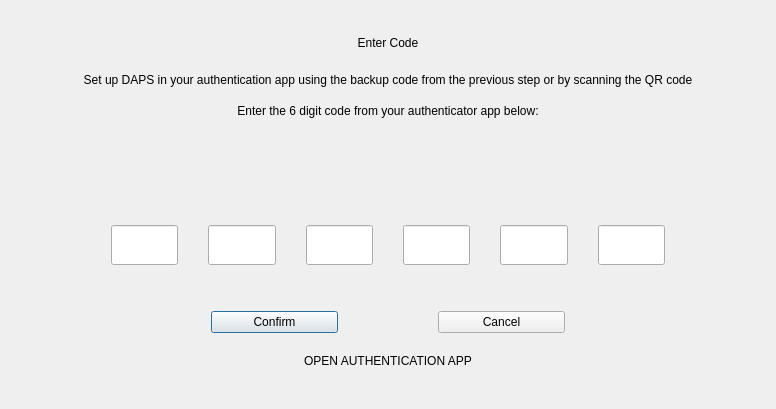
First picture: the form in src/qt/forms/2fadialog.ui, repository pedrorv0106/DAPS, before the edit.
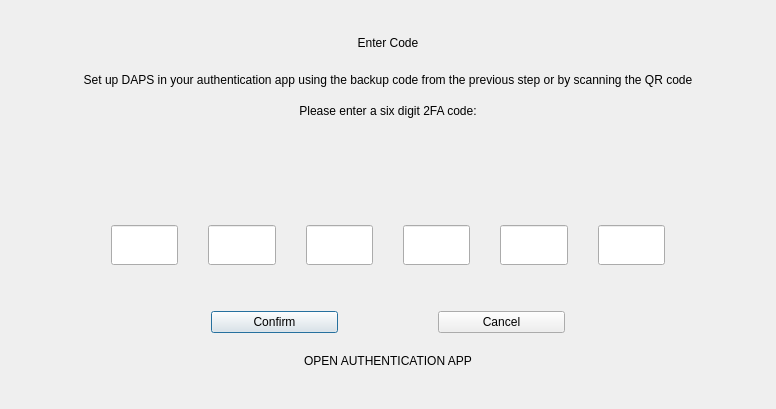
Second picture: the form after the edit.

Commit message: Update texts 2FA dialog texts

Patch:
```diff
--- a/src/qt/forms/2fadialog.ui
+++ b/src/qt/forms/2fadialog.ui
@@ -72,7 +72,7 @@
         </font>
        </property>
        <property name="text">
-        <string>Enter the 6 digit code from your authenticator app below:</string>
+        <string>Please enter a six digit 2FA code:</string>
        </property>
        <property name="alignment">
         <set>Qt::AlignCenter</set>
```
The commit also changes 1 other file.
